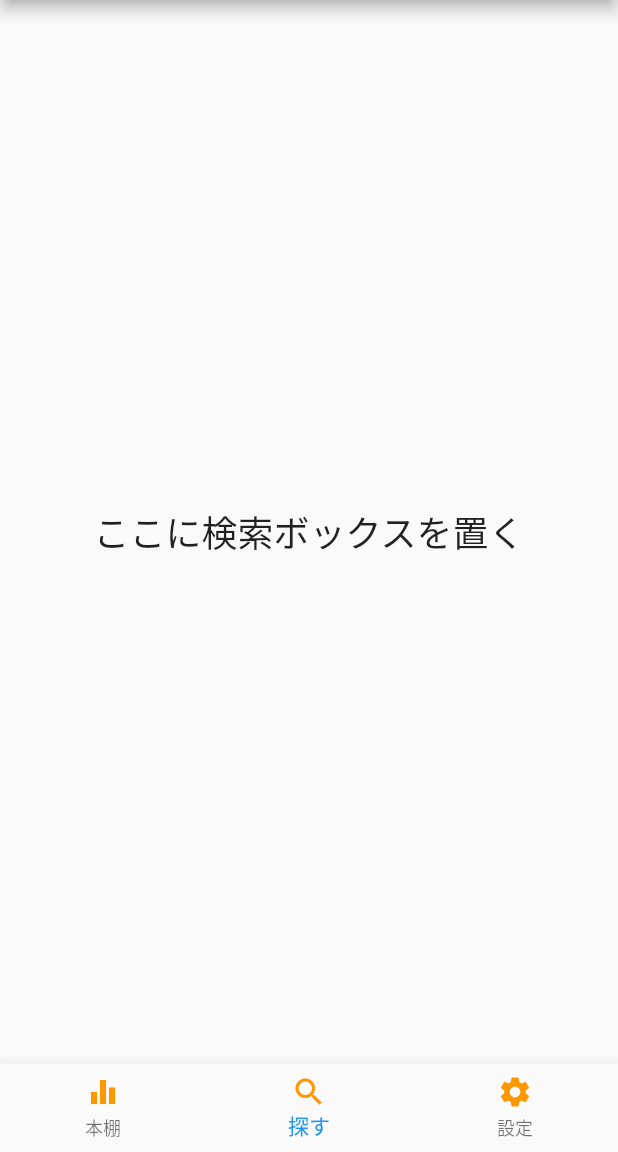
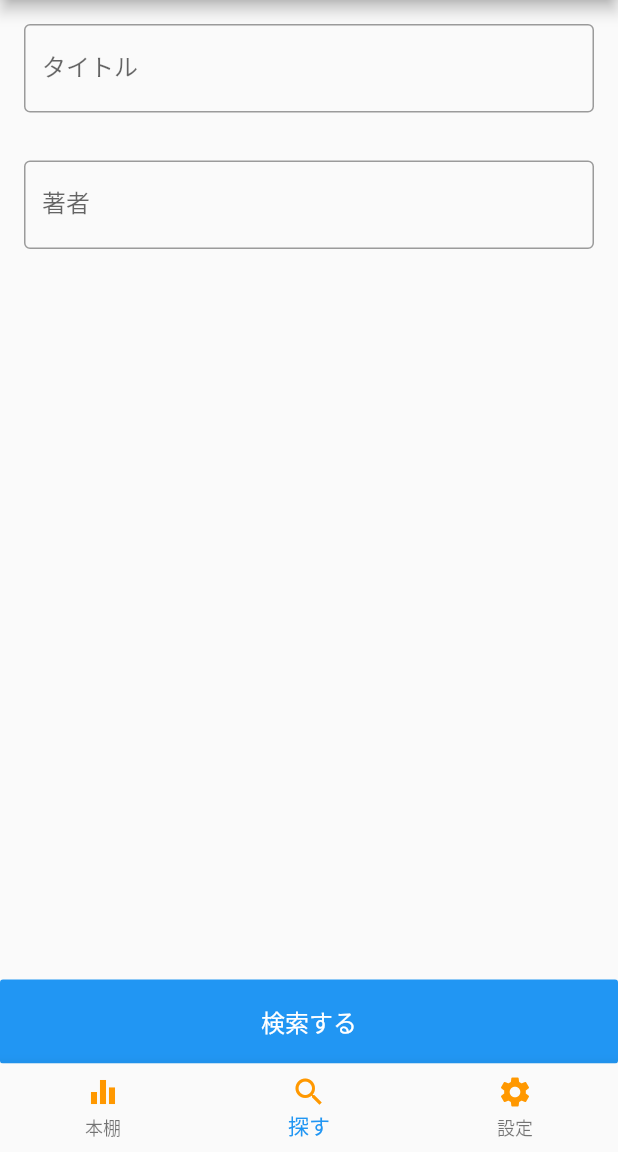
Before and after one commit to norio2525/bookshelf-flutter, a Flutter app: the screen it shows after launch, swiped to page 2, on a phone screen of 412 x 824 dp, the part 84-1236 px from its top. Run offline on Flutter 3.47's test engine with Material 2 defaults, Android fonts, the phone set to English and light mode, and no system bars.

Commit message:
create search tab ui

```diff
--- a/lib/view/search.dart
+++ b/lib/view/search.dart
@@ -1,7 +1,6 @@
 import 'package:flutter/material.dart';
 
 class SearchPage extends StatelessWidget {
-
   @override
   Widget build(BuildContext context) {
     return Scaffold(
@@ -10,13 +9,47 @@ class SearchPage extends StatelessWidget {
         mainAxisSize: MainAxisSize.min,
         crossAxisAlignment: CrossAxisAlignment.center,
         children: [
-                Text('ここに検索ボックスを置く', style: Theme
-                    .of(context)
-                    .textTheme
-                    .headline),
+          Padding(
+            padding: const EdgeInsets.all(16.0),
+            child: TextField(
+              decoration: InputDecoration(
+                border: OutlineInputBorder(),
+                labelText: 'タイトル',
+              ),
+            ),
+          ),
+          Padding(
+            padding: const EdgeInsets.all(16.0),
+            child: TextField(
+              decoration: InputDecoration(
+                border: OutlineInputBorder(),
+                labelText: '著者',
+              ),
+            ),
+          ),
+          Spacer(),
+          Row(
+            children: [
+              Expanded(
+                child: FlatButton(
+                  padding: EdgeInsets.all(16.0),
+                  onPressed: () {
+                    /**
+                         *
+                         */
+                  },
+                  color: Colors.blue,
+                  textColor: Colors.white,
+                  child: Text(
+                    '検索する',
+                    style: TextStyle(fontSize: 16.0),
+                  ),
+                ),
+              )
             ],
           )
-        ),
+        ],
+      )),
     );
   }
 }
```
Also changed, not shown: pubspec.lock. Lines whose indentation alone changed are shown as unchanged.
